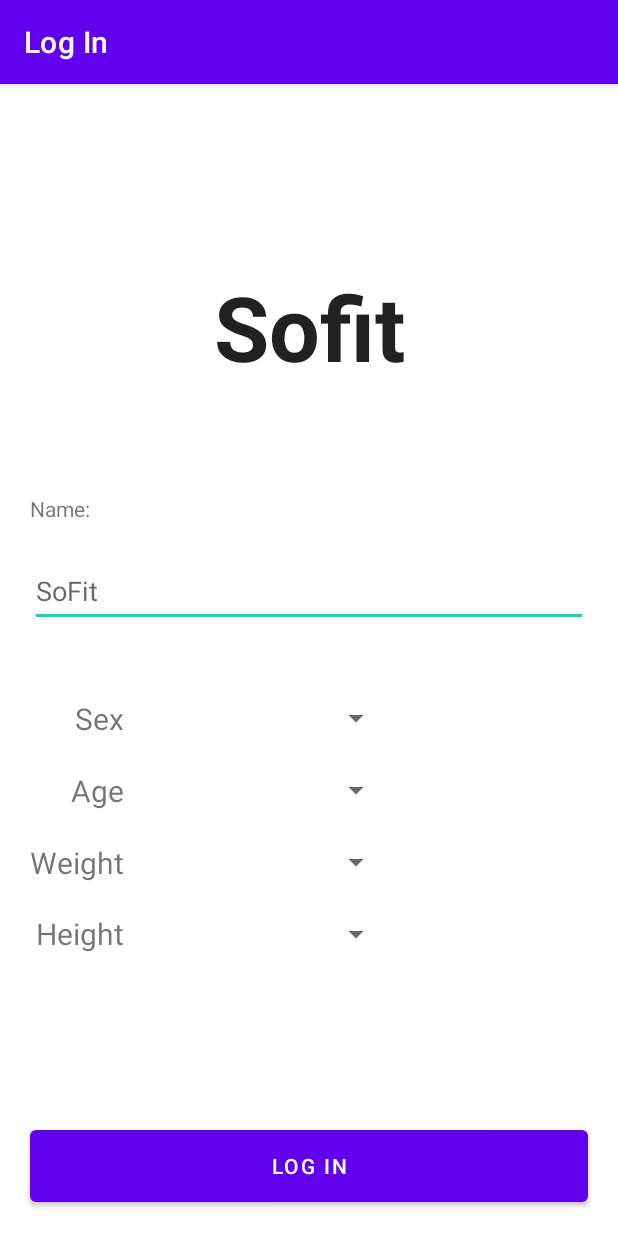
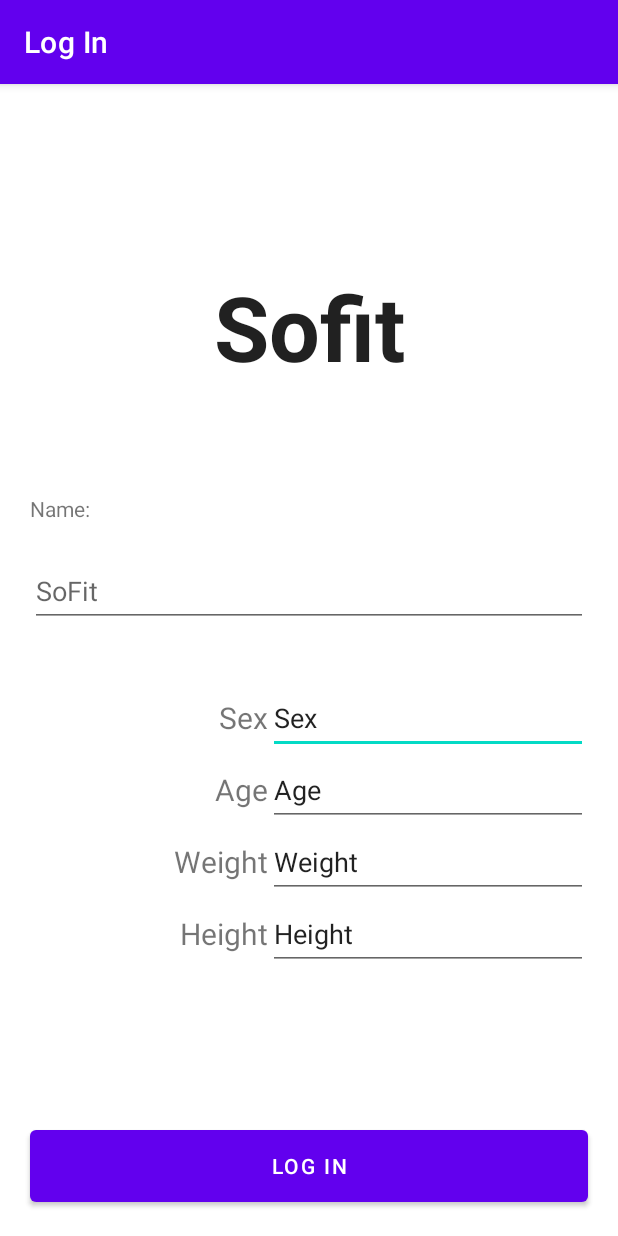
Before and after one commit to diegogvz/SoFit, an Android app: the screen it shows after launch (LogIn), on a phone screen of 412 x 824 dp. Run offline under Robolectric (Android 15) with nearby library versions, the light colour scheme and no system bars.

Commit message:
Nuevo codigo

```diff
--- a/app/src/main/java/com/example/sofit/data/RoutineDataSource.java
+++ b/app/src/main/java/com/example/sofit/data/RoutineDataSource.java
@@ -33,7 +33,7 @@ public class RoutineDataSource extends DataSource{
      * @param routineToInsert
      * @return
      */
-    public long createrepartoPelicula(Routine routineToInsert) {
+    public long createRoutine(Routine routineToInsert) {
         // Establecemos los valores que se insertaran
         ContentValues values = new ContentValues();
 
--- a/app/src/main/res/layout/activity_log_in.xml
+++ b/app/src/main/res/layout/activity_log_in.xml
@@ -54,16 +54,6 @@
             app:layout_gravity="right|center_vertical"
             app:layout_row="2" />
 
-        <Spinner
-            android:id="@+id/EditText_EditProfile_Weight"
-            android:layout_width="wrap_content"
-            android:layout_height="wrap_content"
-            android:contentDescription="@string/EditText_add_data_weight"
-            android:minHeight="48dp"
-            app:layout_column="1"
-            app:layout_gravity="center|center_vertical"
-            app:layout_row="2" />
-
         <TextView
             android:id="@+id/textView_editAltura"
             android:layout_width="wrap_content"
@@ -75,34 +65,50 @@
             app:layout_gravity="right|center_vertical"
             app:layout_row="3" />
 
-        <Spinner
-            android:id="@+id/EditText_EditProfile_Height"
+        <EditText
+            android:id="@+id/editTextSex"
             android:layout_width="wrap_content"
             android:layout_height="wrap_content"
-            android:contentDescription="@string/EditText_add_data_height"
+            android:ems="10"
+            android:inputType="textPersonName"
             android:minHeight="48dp"
+            android:text="Sex"
             app:layout_column="1"
-            app:layout_gravity="center|fill_vertical"
+            app:layout_row="0" />
+
+        <EditText
+            android:id="@+id/editTextAge"
+            android:layout_width="wrap_content"
+            android:layout_height="wrap_content"
+            android:ems="10"
+            android:inputType="textPersonName"
+            android:minHeight="48dp"
+            android:text="Age"
+            app:layout_column="1"
+            app:layout_row="1" />
+
+        <EditText
+            android:id="@+id/editTextWeight"
+            android:layout_width="wrap_content"
+            android:layout_height="wrap_content"
+            android:ems="10"
+            android:inputType="textPersonName"
+            android:minHeight="48dp"
+            android:text="Weight"
+            app:layout_column="1"
+            app:layout_row="2" />
+
+        <EditText
+            android:id="@+id/editTextHeight"
+            android:layout_width="wrap_content"
+            android:layout_height="wrap_content"
+            android:ems="10"
+            android:inputType="textPersonName"
+            android:minHeight="48dp"
+            android:text="Height"
+            app:layout_column="1"
             app:layout_row="3" />
 
-        <Spinner
-            android:id="@+id/EditText_EditProfile_Edad"
-            android:layout_height="wrap_content"
-            android:contentDescription="@string/EditText_add_data_age"
-            android:minHeight="48dp"
-            app:layout_column="1"
-            app:layout_gravity="center|center_vertical"
-            app:layout_row="1" />
-
-        <Spinner
-            android:id="@+id/EditText_EditProfile_Sexo"
-            android:layout_width="wrap_content"
-            android:layout_height="wrap_content"
-            android:contentDescription="@string/EditText_add_data_sex"
-            android:minHeight="48dp"
-            app:layout_column="1"
-            app:layout_gravity="center|center_vertical"
-            app:layout_row="0" />
     </androidx.gridlayout.widget.GridLayout>
 
     <TextView
--- a/app/src/main/res/values/strings.xml
+++ b/app/src/main/res/values/strings.xml
@@ -94,4 +94,6 @@
 
     <!-- _________________ MIS RUTINAS _________________ -->
     <string name="create">Create Routine</string>
+    <string name="complete">Complete all the data</string>
+    <string name="empty">No routines yet, create one</string>
 </resources>
```
Also changed, not shown: app/src/main/java/com/example/sofit/CreateRoutine.java (+24 -3 lines), app/src/main/java/com/example/sofit/LogIn.java (+27 -11 lines), app/src/main/java/com/example/sofit/MyRoutines.java (+13 -1 lines), app/src/main/java/com/example/sofit/data/UserDataSource.java (added, +84 -0 lines), app/src/main/java/com/example/sofit/model/User.java (added, +60 -0 lines).
